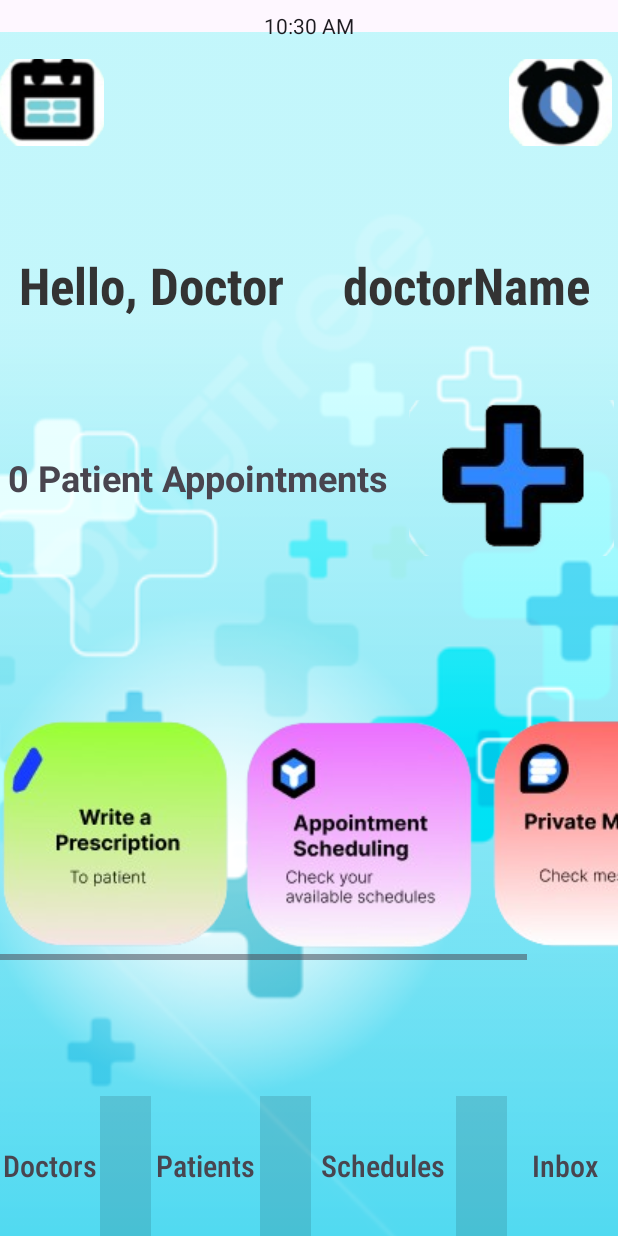
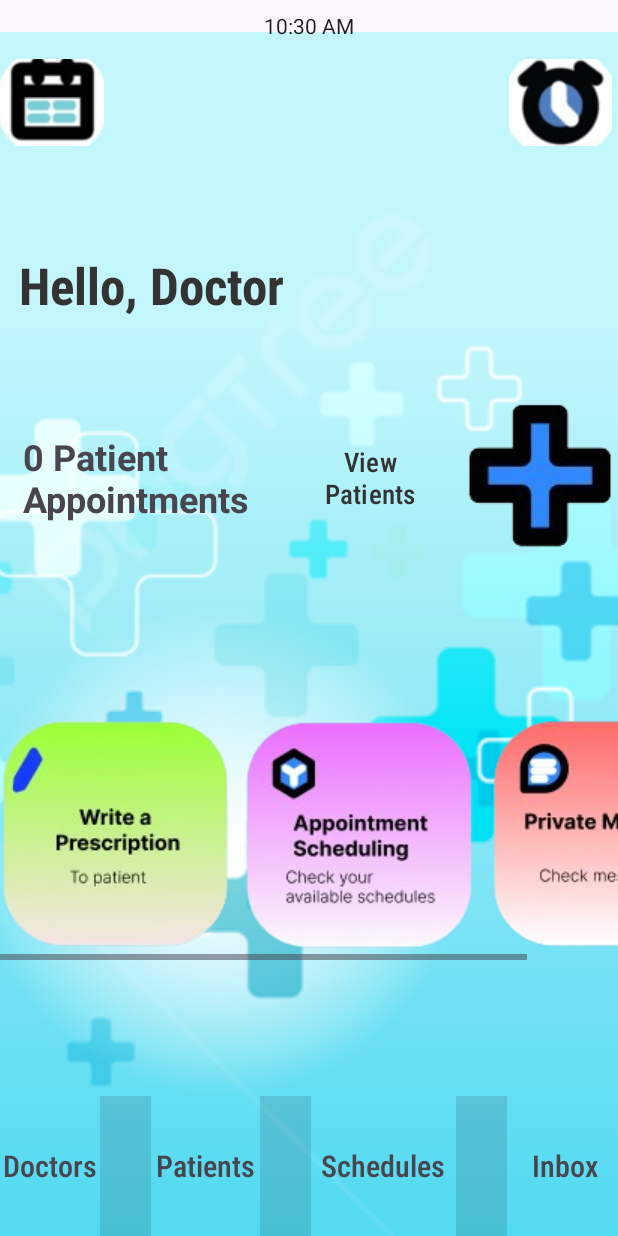
Before and after one commit to Sting421/ConDoctor, an Android app: the Dashboard_Act screen opened directly, with no data from a screen before it, on a phone screen of 412 x 824 dp. Run offline under Robolectric (Android 15) with nearby library versions, the phone set to English and light mode, and no system bars; 4 statements that could not run were skipped.

Commit message:
Updated text views on dashboard.xml, added a button for View Patients

```diff
--- a/app/src/main/res/layout/activity_dashboard.xml
+++ b/app/src/main/res/layout/activity_dashboard.xml
@@ -100,19 +100,6 @@
                 android:textStyle="bold" />
 
 
-            <TextView
-                android:id="@+id/editTextName"
-                android:layout_width="wrap_content"
-                android:layout_height="match_parent"
-                android:layout_margin="10dp"
-                android:layout_weight="1"
-                android:fontFamily="sans-serif-condensed-medium"
-                android:gravity="center"
-                android:text="@string/doctorName"
-                android:textColor="#333333"
-                android:textSize="34sp"
-                android:textStyle="bold" />
-
         </LinearLayout>
 
         <LinearLayout
@@ -135,13 +122,26 @@
 
             <TextView
                 android:id="@+id/textView17"
-                android:layout_width="273dp"
+                android:layout_width="202dp"
                 android:layout_height="match_parent"
+                android:layout_margin="10dp"
                 android:layout_weight="1"
                 android:gravity="center|left"
-                android:text="4 Patient Appointments"
+                android:text="{i} Patient Appointments"
                 android:textSize="24sp"
                 android:textStyle="bold" />
+
+            <Button
+                android:id="@+id/button"
+                android:layout_width="165dp"
+                android:layout_height="104dp"
+                android:layout_weight="1"
+                android:background="@android:color/transparent"
+                android:fontFamily="sans-serif-condensed-medium"
+                android:text="@string/viewPatients"
+                android:textColor="#333333"
+                android:textSize="18sp" />
+
             <ImageButton android:id="@+id/viewPatientsBtn" android:layout_width="143dp" android:layout_height="match_parent" android:layout_weight="1" android:background="@android:color/transparent" android:src="@drawable/addicon"/>
         </LinearLayout>
 
--- a/app/src/main/res/values/strings.xml
+++ b/app/src/main/res/values/strings.xml
@@ -118,4 +118,6 @@
     <string name="bdate">Birth Date: </string>
     <string name="specializationProfile">Specialization: </string>
 
+    <string name="viewPatients">View Patients </string>
+
 </resources>
```
